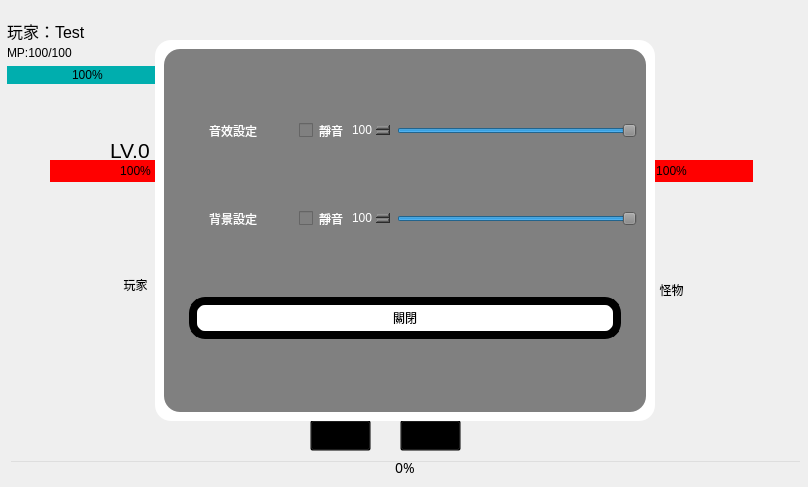
This is ui_test_project.ui in jonny030/RPG as Qt 5 draws it before an edit. The edited form follows.
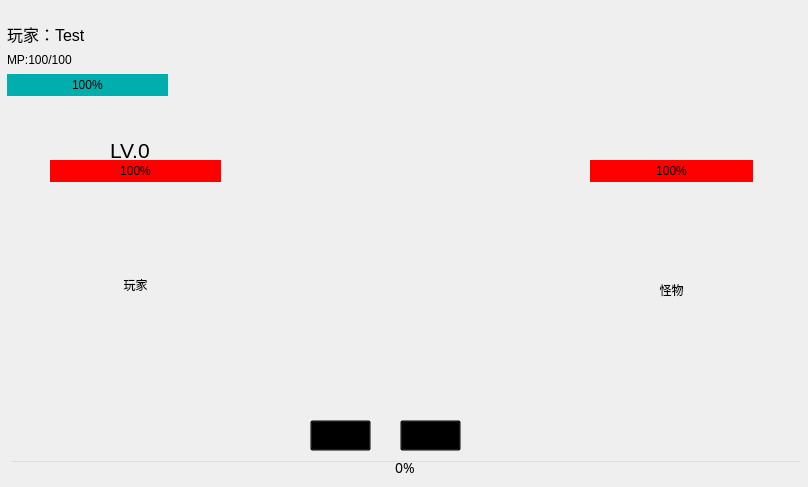
This is the edited form. Icons and pictures are not drawn.

What changed in the file:
```diff
--- a/ui_test_project.ui
+++ b/ui_test_project.ui
@@ -195,7 +195,7 @@
       <x>7</x>
       <y>22</y>
       <width>161</width>
-      <height>62</height>
+      <height>74</height>
      </rect>
     </property>
     <layout class="QVBoxLayout" name="verticalLayout_2">
@@ -1041,7 +1041,7 @@
     <property name="geometry">
      <rect>
       <x>155</x>
-      <y>40</y>
+      <y>1000</y>
       <width>500</width>
       <height>381</height>
      </rect>
@@ -1228,7 +1228,6 @@
     </property>
     <property name="font">
      <font>
-      <family>Arial</family>
       <pointsize>16</pointsize>
      </font>
     </property>
```
Left out of the diff: 79 changed lines with no effect on the pictures.
